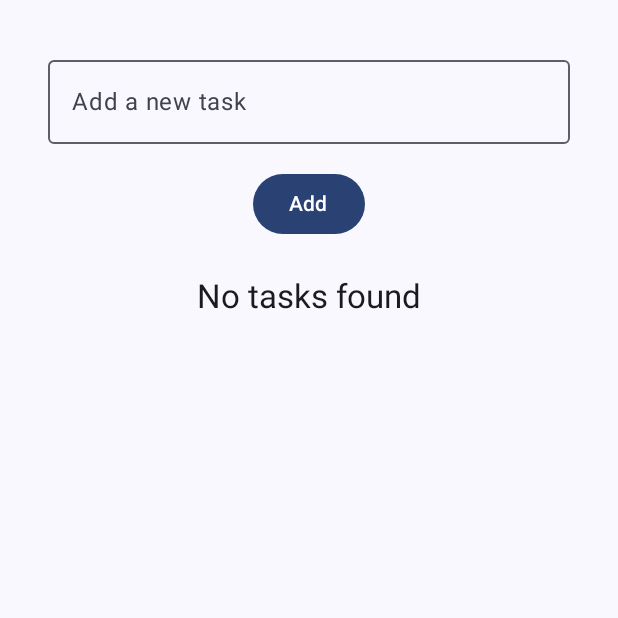
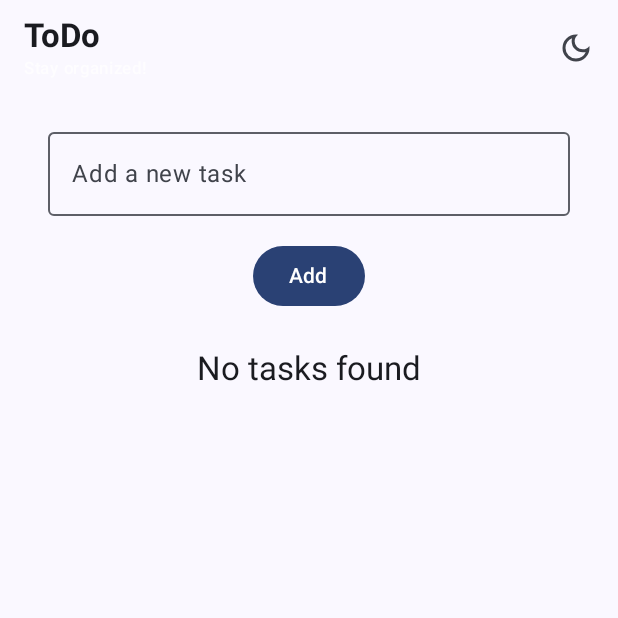
Before and after one commit to akshay-savaliya/ToDo, an Android app built with Jetpack Compose: the screen it shows after launch (MainActivity), on a phone screen of 412 x 824 dp, the top half of it. Run offline under Robolectric (Android 15) with nearby library versions, the phone set to English and light mode, and no system bars; our stand-ins replace Room's generated code, livedata-compose.

Commit message:
Add theme toggle functionality
This commit introduces the ability to switch between light and dark themes in the application.

- Added `outline_dark_mode_24.xml` and `outline_light_mode_24.xml` vector drawables for the theme toggle button.
- Modified `MainActivity.kt`:
    - Implemented a `TopAppBar` with a title "ToDo" and a subtitle "Stay organized!".
    - Added an `IconButton` to the `TopAppBar` actions that allows users to toggle between light and dark themes.
    - The theme state (`isDarkTheme`) is saved and restored using `rememberSaveable`.
- Adjusted padding in `ToDoListPage.kt` to accommodate the `TopAppBar`.
- Reordered Edit and Delete icon buttons in `TodoItem.kt` for consistency.

```diff
--- a/app/src/main/java/com/akshay/todo/MainActivity.kt
+++ b/app/src/main/java/com/akshay/todo/MainActivity.kt
@@ -6,21 +6,72 @@ import androidx.activity.ComponentActivity
 import androidx.activity.compose.setContent
 import androidx.activity.enableEdgeToEdge
 import androidx.annotation.RequiresApi
+import androidx.compose.foundation.layout.Column
 import androidx.compose.foundation.layout.fillMaxSize
+import androidx.compose.runtime.getValue
+import androidx.compose.runtime.setValue
 import androidx.compose.foundation.layout.padding
+import androidx.compose.material3.ExperimentalMaterial3Api
+import androidx.compose.material3.Icon
+import androidx.compose.material3.IconButton
+import androidx.compose.material3.MaterialTheme
 import androidx.compose.material3.Scaffold
+import androidx.compose.material3.Text
+import androidx.compose.material3.TopAppBar
+import androidx.compose.runtime.mutableStateOf
+import androidx.compose.runtime.saveable.rememberSaveable
 import androidx.compose.ui.Modifier
+import androidx.compose.ui.res.painterResource
+import androidx.compose.ui.text.font.FontWeight
 import com.akshay.todo.ui.theme.ToDoTheme
 
 class MainActivity : ComponentActivity() {
+    @OptIn(ExperimentalMaterial3Api::class)
     @RequiresApi(Build.VERSION_CODES.O)
     override fun onCreate(savedInstanceState: Bundle?) {
         super.onCreate(savedInstanceState)
         enableEdgeToEdge()
         val viewModel = ToDoViewModel()
         setContent {
-            ToDoTheme {
-                Scaffold(modifier = Modifier.fillMaxSize()) { innerPadding ->
+            var isDarkTheme by rememberSaveable { mutableStateOf(false) }
+            ToDoTheme(darkTheme = isDarkTheme) {
+                Scaffold(
+                    modifier = Modifier.fillMaxSize(),
+                    topBar = {
+
+                        TopAppBar(
+                            title = {
+                                Column {
+                                    Text(
+                                        text = "ToDo",
+                                        style = MaterialTheme.typography.titleLarge,
+                                        fontWeight = FontWeight.Bold
+                                    )
+                                    Text(
+                                        text = "Stay organized!",
+                                        style = MaterialTheme.typography.labelSmall,
+                                        color = MaterialTheme.colorScheme.onPrimaryContainer.copy(
+                                            alpha = 0.7f
+                                        )
+                                    )
+                                }
+                            },
+                            actions = {
+                                IconButton(onClick = { isDarkTheme = !isDarkTheme }) {
+                                    Icon(
+                                        painter = if (isDarkTheme) {
+                                            painterResource(id = R.drawable.outline_light_mode_24)
+                                        } else {
+                                            painterResource(id = R.drawable.outline_dark_mode_24)
+                                        },
+                                        contentDescription = if (isDarkTheme) "Switch to Light Mode" else "Switch to Dark Mode"
+
+                                    )
+                                }
+                            }
+                        )
+
+                    }) { innerPadding ->
                     ToDoListPage(viewModel = viewModel, modifier = Modifier.padding(innerPadding))
                 }
             }
--- a/app/src/main/java/com/akshay/todo/ToDoListPage.kt
+++ b/app/src/main/java/com/akshay/todo/ToDoListPage.kt
@@ -45,7 +45,7 @@ fun ToDoListPage(viewModel: ToDoViewModel, modifier: Modifier = Modifier) {
     Column(
         modifier = modifier
             .fillMaxSize()
-            .padding(16.dp)
+            .padding(start = 16.dp, end = 16.dp, bottom = 16.dp)
     ) {
         Column(
             modifier = Modifier
--- a/app/src/main/java/com/akshay/todo/TodoItem.kt
+++ b/app/src/main/java/com/akshay/todo/TodoItem.kt
@@ -65,6 +65,13 @@ fun TodoItem(
                     overflow = TextOverflow.Ellipsis
                 )
             }
+            IconButton(onClick = { onEdit(item) }) {
+                Icon(
+                    imageVector = Icons.Default.Edit,
+                    contentDescription = "Edit",
+                    tint = MaterialTheme.colorScheme.primary
+                )
+            }
             IconButton(onClick = onDelete) {
                 Icon(
                     imageVector = Icons.Default.Delete,
@@ -72,13 +79,6 @@ fun TodoItem(
                     tint = MaterialTheme.colorScheme.error
                 )
             }
-            IconButton(onClick = { onEdit(item) }) {
-                Icon(
-                    imageVector = Icons.Default.Edit,
-                    contentDescription = "Edit",
-                    tint = MaterialTheme.colorScheme.primary
-                )
-            }
         }
     }
 }
--- /dev/null
+++ b/app/src/main/res/drawable/outline_dark_mode_24.xml
@@ -0,0 +1,5 @@
+<vector xmlns:android="http://schemas.android.com/apk/res/android" android:height="24dp" android:tint="#000000" android:viewportHeight="960" android:viewportWidth="960" android:width="24dp">
+
+    <path android:fillColor="@android:color/white" android:pathData="M480,840Q330,840 225,735Q120,630 120,480Q120,330 225,225Q330,120 480,120Q494,120 507.5,121Q521,122 534,124Q493,153 468.5,199.5Q444,246 444,300Q444,390 507,453Q570,516 660,516Q715,516 761,491.5Q807,467 836,426Q838,439 839,452.5Q840,466 840,480Q840,630 735,735Q630,840 480,840ZM480,760Q568,760 638,711.5Q708,663 740,585Q720,590 700,593Q680,596 660,596Q537,596 450.5,509.5Q364,423 364,300Q364,280 367,260Q370,240 375,220Q297,252 248.5,322Q200,392 200,480Q200,596 282,678Q364,760 480,760ZM470,490Q470,490 470,490Q470,490 470,490Q470,490 470,490Q470,490 470,490Q470,490 470,490Q470,490 470,490Q470,490 470,490Q470,490 470,490Q470,490 470,490Q470,490 470,490Q470,490 470,490Q470,490 470,490Z"/>
+
+</vector>
--- /dev/null
+++ b/app/src/main/res/drawable/outline_light_mode_24.xml
@@ -0,0 +1,5 @@
+<vector xmlns:android="http://schemas.android.com/apk/res/android" android:height="24dp" android:tint="#000000" android:viewportHeight="960" android:viewportWidth="960" android:width="24dp">
+
+    <path android:fillColor="@android:color/white" android:pathData="M480,600Q530,600 565,565Q600,530 600,480Q600,430 565,395Q530,360 480,360Q430,360 395,395Q360,430 360,480Q360,530 395,565Q430,600 480,600ZM480,680Q397,680 338.5,621.5Q280,563 280,480Q280,397 338.5,338.5Q397,280 480,280Q563,280 621.5,338.5Q680,397 680,480Q680,563 621.5,621.5Q563,680 480,680ZM200,520L40,520L40,440L200,440L200,520ZM920,520L760,520L760,440L920,440L920,520ZM440,200L440,40L520,40L520,200L440,200ZM440,920L440,760L520,760L520,920L440,920ZM256,310L155,213L212,154L308,254L256,310ZM748,806L651,705L704,650L805,747L748,806ZM650,256L747,155L806,212L706,308L650,256ZM154,748L255,651L310,704L213,805L154,748ZM480,480Q480,480 480,480Q480,480 480,480Q480,480 480,480Q480,480 480,480Q480,480 480,480Q480,480 480,480Q480,480 480,480Q480,480 480,480Z"/>
+
+</vector>
```
